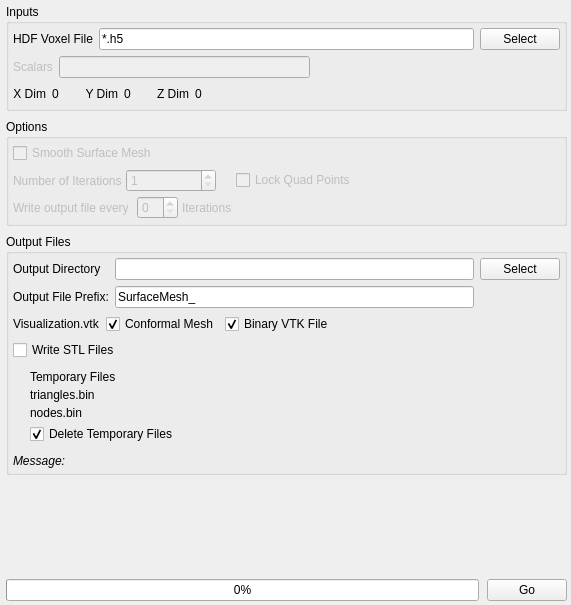
First picture: the form in Source/UIPlugins/SurfaceMesh/SurfaceMeshWidget.ui, repository BlueQuartzSoftware/DREAM3D, before the edit.
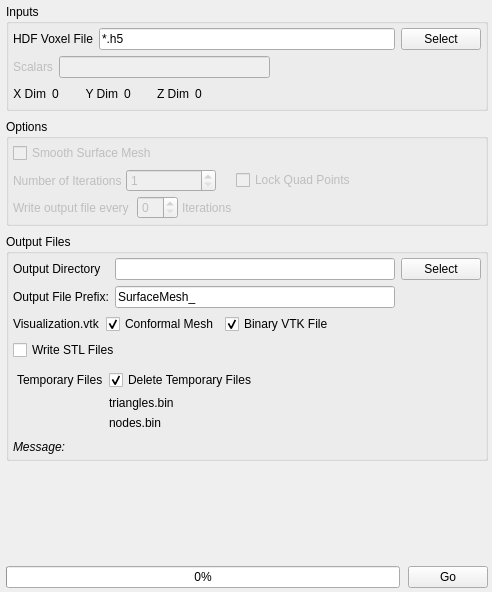
Second picture: the form after the edit. Icons and pictures are not drawn. Custom widgets are drawn as their Qt base class.

Commit message: Adjusting some of the GUI for the surface meshing

```diff
--- a/Source/UIPlugins/SurfaceMesh/SurfaceMeshWidget.ui
+++ b/Source/UIPlugins/SurfaceMesh/SurfaceMeshWidget.ui
@@ -6,8 +6,8 @@
    <rect>
     <x>0</x>
     <y>0</y>
-    <width>571</width>
-    <height>605</height>
+    <width>492</width>
+    <height>592</height>
    </rect>
   </property>
   <property name="windowTitle">
@@ -35,6 +35,9 @@
       <string>Inputs</string>
      </property>
      <layout class="QVBoxLayout" name="verticalLayout_2">
+      <property name="spacing">
+       <number>6</number>
+      </property>
       <property name="margin">
        <number>4</number>
       </property>
@@ -212,6 +215,9 @@
       <string>Options</string>
      </property>
      <layout class="QVBoxLayout" name="verticalLayout_3">
+      <property name="spacing">
+       <number>6</number>
+      </property>
       <property name="margin">
        <number>4</number>
       </property>
@@ -487,7 +493,7 @@
          <number>6</number>
         </property>
         <property name="verticalSpacing">
-         <number>4</number>
+         <number>6</number>
         </property>
         <property name="margin">
          <number>4</number>
@@ -532,23 +538,23 @@
           </property>
          </widget>
         </item>
-        <item row="6" column="1">
-         <widget class="QCheckBox" name="m_DeleteTempFiles">
-          <property name="text">
-           <string>Delete Temporary Files</string>
-          </property>
-          <property name="checked">
-           <bool>true</bool>
-          </property>
-         </widget>
-        </item>
-        <item row="1" column="1">
+        <item row="1" column="0">
          <widget class="QLabel" name="label_60">
           <property name="text">
            <string>Temporary Files</string>
           </property>
          </widget>
         </item>
+        <item row="1" column="1">
+         <widget class="QCheckBox" name="m_DeleteTempFiles">
+          <property name="text">
+           <string>Delete Temporary Files</string>
+          </property>
+          <property name="checked">
+           <bool>true</bool>
+          </property>
+         </widget>
+        </item>
        </layout>
       </item>
       <item>
```
